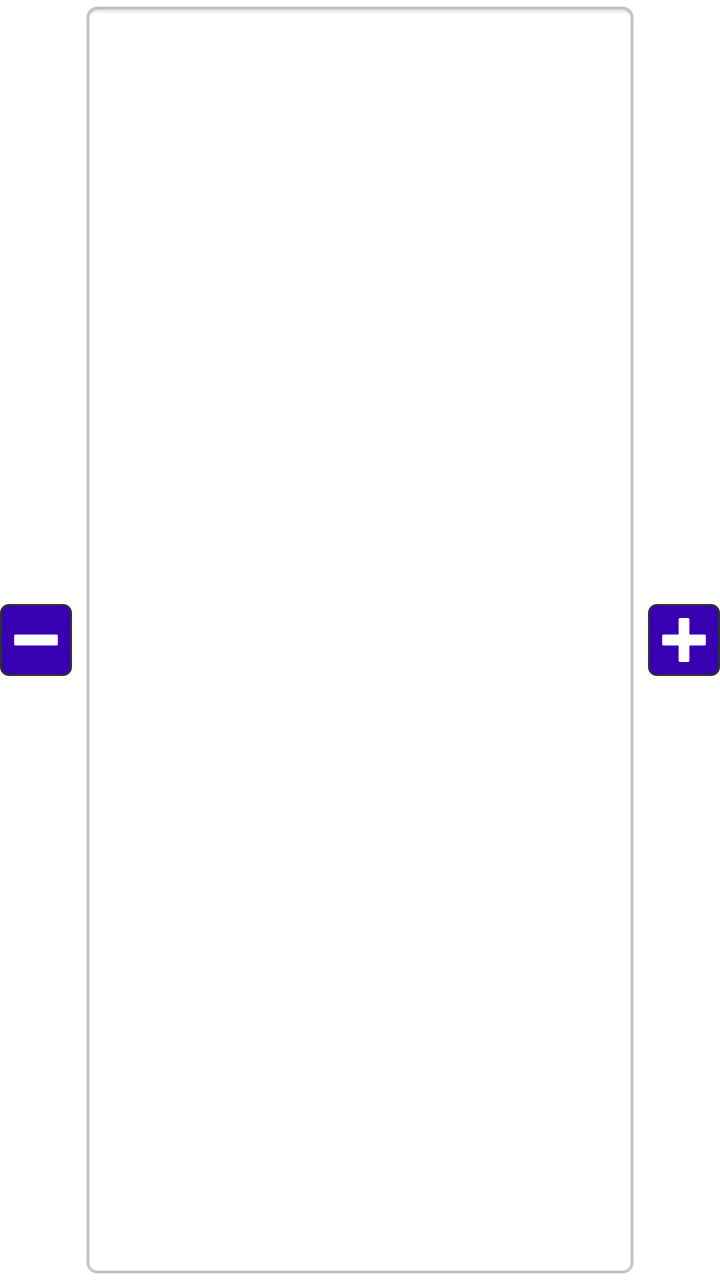
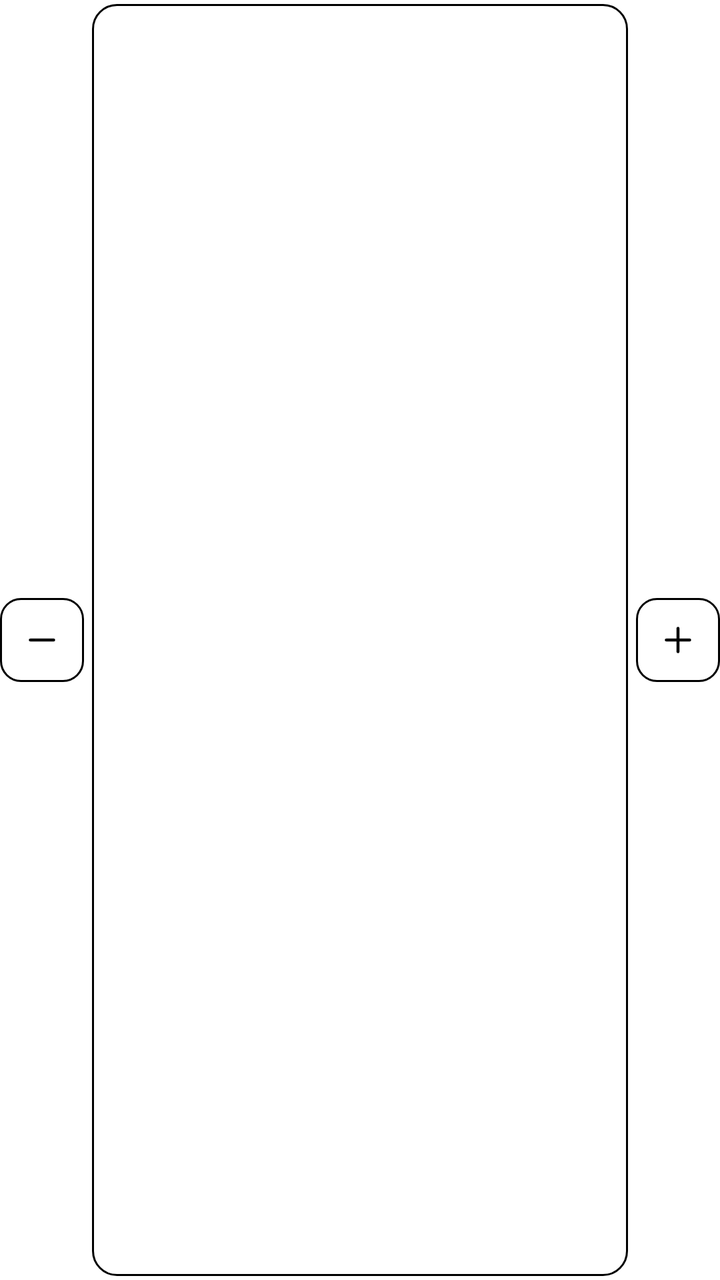

Compare the two renders of this Android layout. The source of the first and the diff that turns it into the second are given below.
<!-- AndroidManifest.xml: fallback theme Theme.MaterialComponents.DayNight.NoActionBar -->
<!-- res/layout/number_picker.xml -->
<?xml version="1.0" encoding="utf-8"?>
<LinearLayout xmlns:android="http://schemas.android.com/apk/res/android"
    xmlns:app="http://schemas.android.com/apk/res-auto"
    android:orientation="horizontal"
    android:layout_width="match_parent"
    android:layout_height="42dp"
    android:gravity="center_vertical"
    android:layout_margin="1dp">

    <ImageButton
        android:id="@+id/BTDecrement"
        android:layout_width="36dp"
        android:layout_height="36dp"
        android:background="@drawable/number_picker_background"
        android:padding="7dp"
        android:gravity="center"
        android:scaleType="fitCenter"
        android:src="@drawable/number_picker_decrement"
        app:tint="#ffffff" />
    
    <EditText
        style="@style/EditText"
        android:id="@+id/EditText"
        android:layout_width="0dp"
        android:layout_height="match_parent"
        android:layout_weight="1"
        android:gravity="center"
        android:focusable="false"
        android:layout_marginLeft="4dp"
        android:layout_marginRight="4dp"
        android:focusableInTouchMode="false"
        android:inputType="number" />

    <ImageButton
        android:id="@+id/BTIncrement"
        android:layout_width="36dp"
        android:layout_height="36dp"
        android:background="@drawable/number_picker_background"
        android:padding="7dp"
        android:gravity="center"
        android:scaleType="fitCenter"
        android:src="@drawable/number_picker_increment"
        app:tint="#ffffff" />
</LinearLayout>
<!-- resources referenced by this layout -->
<resources>
  <!-- drawable number_picker_background (drawable) -->
  <?xml version="1.0" encoding="utf-8"?>
  <shape xmlns:android="http://schemas.android.com/apk/res/android"
      android:shape="rectangle">
      <solid android:color="?attr/colorPrimaryDark" />
      <stroke android:width="1dp" android:color="#303030" />
      <corners android:radius="4dp" />
  </shape>
  <!-- drawable number_picker_decrement: png bitmap (drawable-hdpi, 245 bytes) -->
  <!-- drawable number_picker_increment: png bitmap (drawable-hdpi, 366 bytes) -->
  <style name="EditText">
          <item name="android:layout_width">match_parent</item>
          <item name="android:layout_height">42dp</item>
          <item name="android:textSize">16sp</item>
          <item name="android:textColor">?attr/colorPrimaryText</item>
          <item name="android:textColorHint">?attr/colorSecondaryText</item>
          <item name="android:gravity">left|center_vertical</item>
          <item name="android:paddingLeft">12dp</item>
          <item name="android:paddingRight">12dp</item>
          <item name="android:paddingTop">0dp</item>
          <item name="android:paddingBottom">0dp</item>
          <item name="android:maxLines">1</item>
          <item name="android:inputType">text</item>
          <item name="android:background">@drawable/edit_text</item>
      </style>
  <!-- drawable edit_text (drawable) -->
  <?xml version="1.0" encoding="utf-8"?>
  <selector xmlns:android="http://schemas.android.com/apk/res/android" >
      <item android:state_pressed="true" android:drawable="@drawable/edit_text_pressed" />
      <item android:state_focused="true" android:drawable="@drawable/edit_text_focused" />
      <item android:drawable="@drawable/edit_text_normal" />
  </selector>
  <!-- drawable edit_text_pressed: png bitmap (drawable-hdpi, 1646 bytes) -->
  <!-- drawable edit_text_focused: png bitmap (drawable-hdpi, 1650 bytes) -->
  <!-- drawable edit_text_normal: png bitmap (drawable-hdpi, 1636 bytes) -->
</resources>

<!-- the commit's change to res/layout/number_picker.xml (unified diff, before → after) -->
@@ -3,20 +3,20 @@
     xmlns:app="http://schemas.android.com/apk/res-auto"
     android:orientation="horizontal"
     android:layout_width="match_parent"
-    android:layout_height="42dp"
+    android:layout_height="46dp"
     android:gravity="center_vertical"
     android:layout_margin="1dp">
 
     <ImageButton
         android:id="@+id/BTDecrement"
-        android:layout_width="36dp"
-        android:layout_height="36dp"
+        android:layout_width="42dp"
+        android:layout_height="42dp"
         android:background="@drawable/number_picker_background"
-        android:padding="7dp"
+        android:padding="11dp"
         android:gravity="center"
         android:scaleType="fitCenter"
         android:src="@drawable/number_picker_decrement"
-        app:tint="#ffffff" />
+        app:tint="?attr/colorPrimaryText" />
     
     <EditText
         style="@style/EditText"
@@ -33,12 +33,12 @@
 
     <ImageButton
         android:id="@+id/BTIncrement"
-        android:layout_width="36dp"
-        android:layout_height="36dp"
+        android:layout_width="42dp"
+        android:layout_height="42dp"
         android:background="@drawable/number_picker_background"
-        android:padding="7dp"
+        android:padding="11dp"
         android:gravity="center"
         android:scaleType="fitCenter"
         android:src="@drawable/number_picker_increment"
-        app:tint="#ffffff" />
+        app:tint="?attr/colorPrimaryText" />
 </LinearLayout>
<!-- resource entries referenced after the edit -->
@@ -2,38 +2,67 @@
 <resources>
   <!-- drawable number_picker_background (drawable) -->
   <?xml version="1.0" encoding="utf-8"?>
-  <shape xmlns:android="http://schemas.android.com/apk/res/android"
-      android:shape="rectangle">
-      <solid android:color="?attr/colorPrimaryDark" />
-      <stroke android:width="1dp" android:color="#303030" />
-      <corners android:radius="4dp" />
-  </shape>
-  <!-- drawable number_picker_decrement: png bitmap (drawable-hdpi, 245 bytes) -->
-  <!-- drawable number_picker_increment: png bitmap (drawable-hdpi, 366 bytes) -->
+  <ripple xmlns:android="http://schemas.android.com/apk/res/android" android:color="?attr/lvAccentSoftStrong">
+      <item>
+          <shape android:shape="rectangle">
+              <solid android:color="?attr/lvSurfaceInput" />
+              <stroke android:width="1dp" android:color="?attr/lvStroke" />
+              <corners android:radius="10dp" />
+          </shape>
+      </item>
+  </ripple>
+  <!-- drawable number_picker_decrement (drawable) -->
+  <?xml version="1.0" encoding="utf-8"?>
+  <vector xmlns:android="http://schemas.android.com/apk/res/android"
+      android:width="24dp"
+      android:height="24dp"
+      android:viewportWidth="24"
+      android:viewportHeight="24">
+      <path android:pathData="M5,12L19,12" android:strokeColor="#FF000000" android:strokeWidth="1.8" android:strokeLineCap="round" android:strokeLineJoin="round" />
+  </vector>
+  <!-- drawable number_picker_increment (drawable) -->
+  <?xml version="1.0" encoding="utf-8"?>
+  <vector xmlns:android="http://schemas.android.com/apk/res/android"
+      android:width="24dp"
+      android:height="24dp"
+      android:viewportWidth="24"
+      android:viewportHeight="24">
+      <path android:pathData="M12,5L12,19" android:strokeColor="#FF000000" android:strokeWidth="1.8" android:strokeLineCap="round" android:strokeLineJoin="round" />
+      <path android:pathData="M5,12L19,12" android:strokeColor="#FF000000" android:strokeWidth="1.8" android:strokeLineCap="round" android:strokeLineJoin="round" />
+  </vector>
   <style name="EditText">
           <item name="android:layout_width">match_parent</item>
-          <item name="android:layout_height">42dp</item>
-          <item name="android:textSize">16sp</item>
+          <item name="android:layout_height">46dp</item>
+          <item name="android:minHeight">46dp</item>
+          <item name="android:textSize">15sp</item>
           <item name="android:textColor">?attr/colorPrimaryText</item>
-          <item name="android:textColorHint">?attr/colorSecondaryText</item>
+          <item name="android:textColorHint">?attr/lvTextTertiary</item>
           <item name="android:gravity">left|center_vertical</item>
-          <item name="android:paddingLeft">12dp</item>
-          <item name="android:paddingRight">12dp</item>
+          <item name="android:paddingLeft">14dp</item>
+          <item name="android:paddingRight">14dp</item>
           <item name="android:paddingTop">0dp</item>
           <item name="android:paddingBottom">0dp</item>
+          <item name="android:layout_marginTop">2dp</item>
+          <item name="android:layout_marginBottom">2dp</item>
           <item name="android:maxLines">1</item>
           <item name="android:inputType">text</item>
           <item name="android:background">@drawable/edit_text</item>
       </style>
   <!-- drawable edit_text (drawable) -->
   <?xml version="1.0" encoding="utf-8"?>
-  <selector xmlns:android="http://schemas.android.com/apk/res/android" >
-      <item android:state_pressed="true" android:drawable="@drawable/edit_text_pressed" />
-      <item android:state_focused="true" android:drawable="@drawable/edit_text_focused" />
-      <item android:drawable="@drawable/edit_text_normal" />
+  <selector xmlns:android="http://schemas.android.com/apk/res/android">
+      <item android:state_enabled="false">
+          <shape android:shape="rectangle"><solid android:color="?attr/lvSurfaceCard" /><stroke android:width="1dp" android:color="?attr/lvStroke" /><corners android:radius="12dp" /></shape>
+      </item>
+      <item android:state_focused="true">
+          <shape android:shape="rectangle"><solid android:color="?attr/lvSurfaceInput" /><stroke android:width="1.5dp" android:color="?attr/colorAccent" /><corners android:radius="12dp" /></shape>
+      </item>
+      <item android:state_pressed="true">
+          <shape android:shape="rectangle"><solid android:color="?attr/lvSurfacePressed" /><stroke android:width="1dp" android:color="?attr/lvStrokeStrong" /><corners android:radius="12dp" /></shape>
+      </item>
+      <item>
+          <shape android:shape="rectangle"><solid android:color="?attr/lvSurfaceInput" /><stroke android:width="1dp" android:color="?attr/lvStroke" /><corners android:radius="12dp" /></shape>
+      </item>
   </selector>
-  <!-- drawable edit_text_pressed: png bitmap (drawable-hdpi, 1646 bytes) -->
-  <!-- drawable edit_text_focused: png bitmap (drawable-hdpi, 1650 bytes) -->
-  <!-- drawable edit_text_normal: png bitmap (drawable-hdpi, 1636 bytes) -->
 </resources>
 
